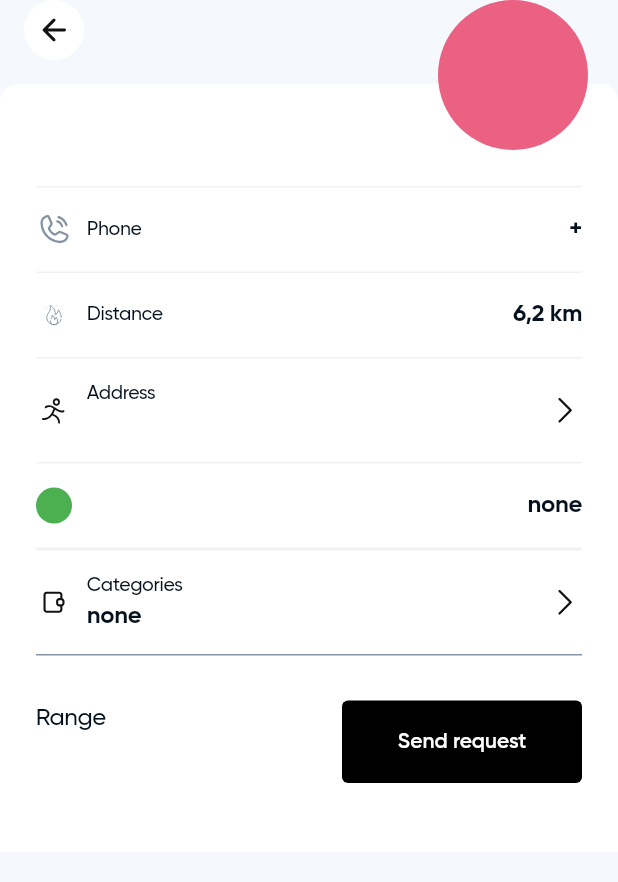
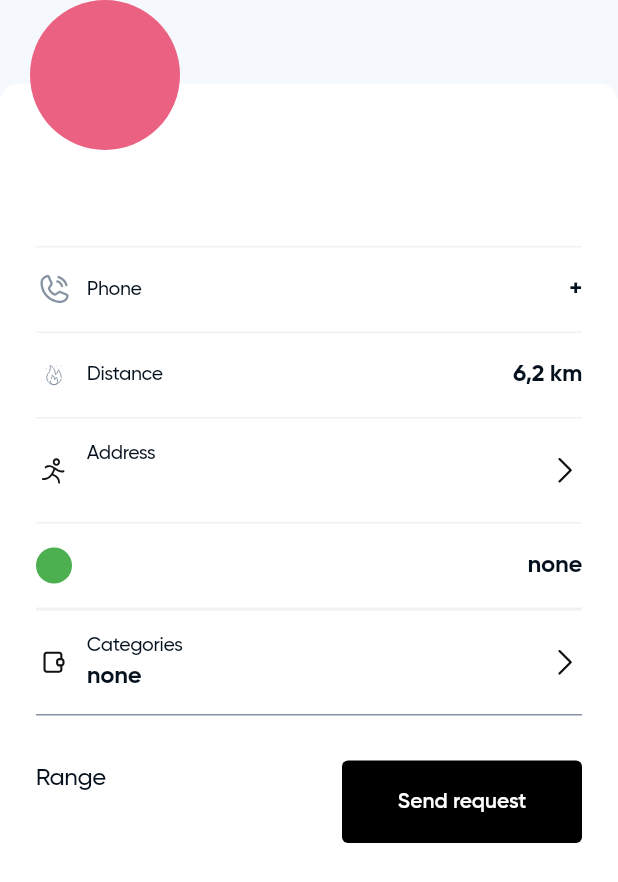
Before and after one commit to zzzSeMzzz/temp_pits_master, a Flutter app: the InfoBottomSheet widget shown alone on an empty page, opened directly, on a phone screen of 412 x 824 dp. Shown: the top 882 px of the screen. Run offline on Flutter 3.47's test engine with Material 3 defaults, Android fonts, the phone set to English and light mode, and no system bars; our stand-ins replace bloc, dio, equatable, flutter_bloc, flutter_svg, freezed_annotation and 5 more; network calls fail; project files that could hold a hidden picture were left out.

```diff
--- a/lib/modules/home/presentation/sections/map_page/part/info_bottomsheet.dart
+++ b/lib/modules/home/presentation/sections/map_page/part/info_bottomsheet.dart
@@ -46,7 +46,7 @@ class InfoBottomSheet extends StatelessWidget {
               children: [
                 Column(
                   children: [
-                    Row(
+                    /*Row(
                       children: [
                         const SizedBox(
                           width: 16,
@@ -68,12 +68,12 @@ class InfoBottomSheet extends StatelessWidget {
                           ),
                         )
                       ],
-                    ),
+                    ),*/
                     const SizedBox(
-                      height: 16,
+                      height: 56,
                     ),
                     Container(
-                      padding: const EdgeInsets.fromLTRB(24, 16, 24, 16),
+                      padding: const EdgeInsets.fromLTRB(24, 56, 24, 16),
                       decoration: const BoxDecoration(
                           color: white,
                           borderRadius: BorderRadius.only(
@@ -215,7 +215,7 @@ class InfoBottomSheet extends StatelessWidget {
                   ],
                 ),
                 Positioned(
-                    right: 20,
+                    left: 20,
                     top: 0,
                     child: GestureDetector(
                       onTap: () {
@@ -233,7 +233,7 @@ class InfoBottomSheet extends StatelessWidget {
                         height: 100,
                         child: state.serviceSingle.image.isNotEmpty
                             ? ClipRRect(
-                          borderRadius: BorderRadius.circular(40),
+                          borderRadius: BorderRadius.circular(100),
                           child: Image.network(
                             state.serviceSingle.image,
                             fit: BoxFit.cover,
@@ -241,7 +241,8 @@ class InfoBottomSheet extends StatelessWidget {
                         )
                             : const SizedBox(),
                       ),
-                    )),
+                    )
+                ),
               ],
             ),
           );
```
